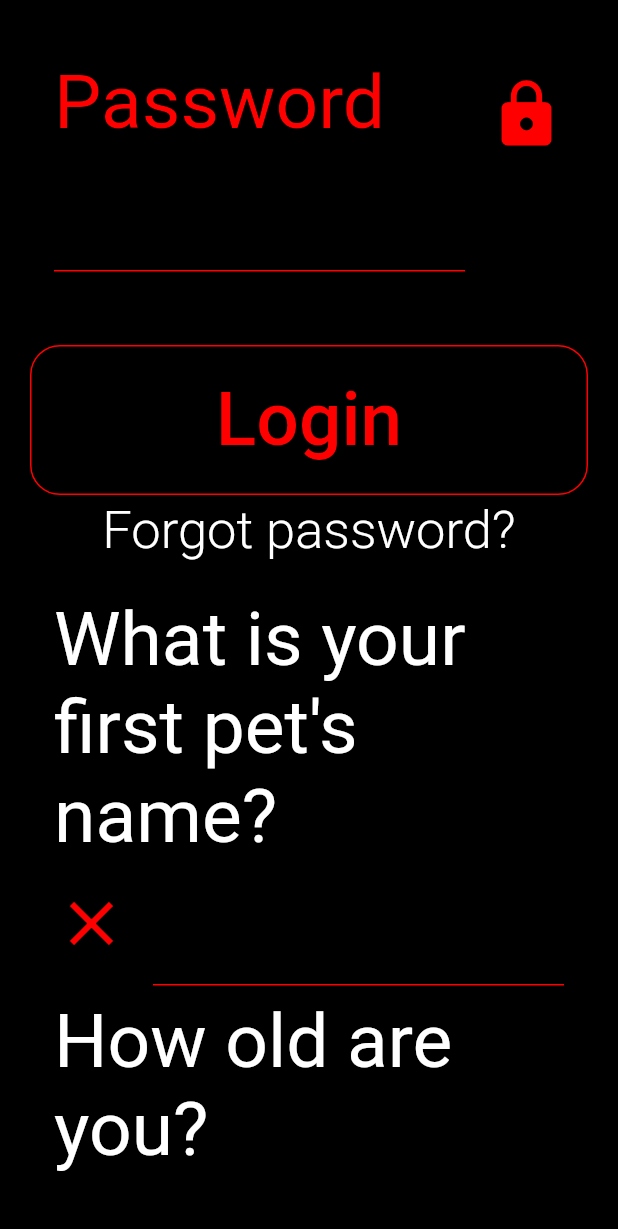
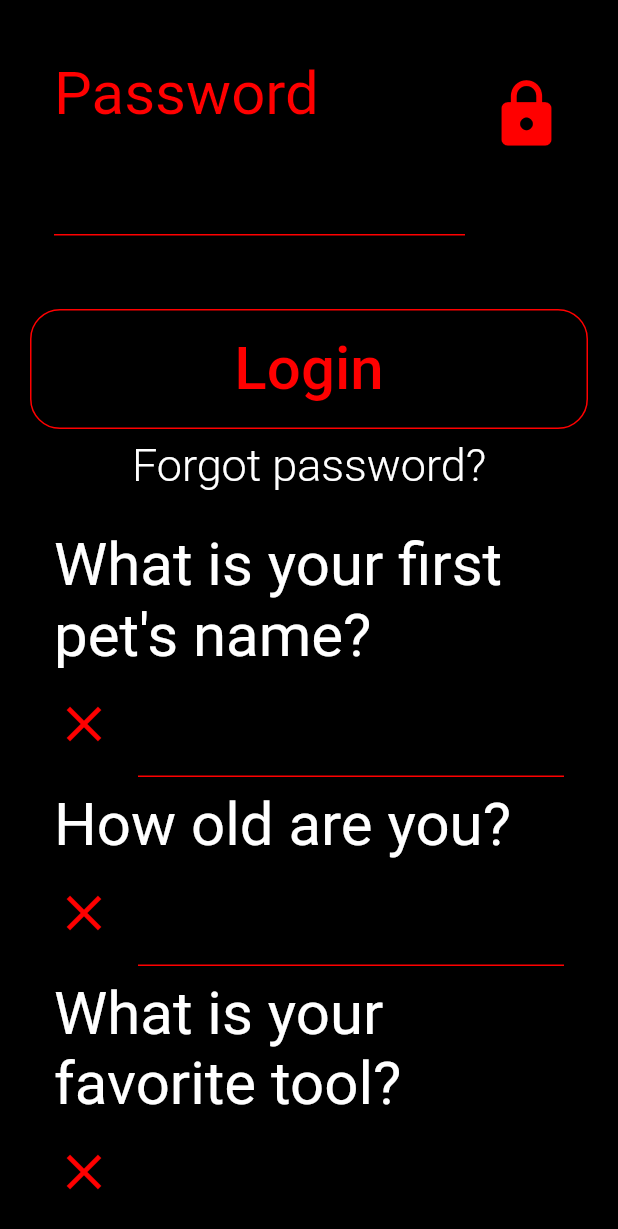
Before and after one commit to M2TMRN/esc_login, a Flutter app: the screen it shows after launch, after a tap on "Login", after a tap on "Forgot password?", on a phone screen of 412 x 824 dp. Shown: the top 1229 px of the screen. Run offline on Flutter 3.47's test engine with Material 2 defaults, Android fonts, the phone set to English and light mode, and no system bars; missing offline and left inert: hardware_buttons, qr_mobile_vision.

Commit message:
Style change

```diff
--- a/lib/ui/login_page.dart
+++ b/lib/ui/login_page.dart
@@ -105,14 +105,14 @@ class _LoginPageState extends State<LoginPage> {
     return Padding(
       padding: const EdgeInsets.fromLTRB(0.0, 15.0, 0.0, 0.0),
       child: ListTile(
-        title:
-            Text(PASSWORD, style: TextStyle(fontSize: 50.0, color: RED_COLOR)),
+        title: Text(PASSWORD,
+            style: TextStyle(fontSize: BIG_LETTERS_SIZE, color: RED_COLOR)),
         subtitle: TextFormField(
           maxLines: 1,
           obscureText: true,
           autofocus: false,
           cursorColor: RED_COLOR,
-          style: TextStyle(fontSize: 50.0),
+          style: TextStyle(fontSize: BIG_LETTERS_SIZE),
           decoration: _inputDecoration(RED_COLOR),
           controller: _passwordFormController,
           validator: (value) =>
@@ -146,7 +146,7 @@ class _LoginPageState extends State<LoginPage> {
     return Padding(
         padding: EdgeInsets.fromLTRB(0.0, 45.0, 0.0, 0.0),
         child: SizedBox(
-          height: 100.0,
+          height: BIG_LETTERS_SIZE * 2,
           width: double.infinity,
           child: RaisedButton(
               elevation: 5.0,
@@ -156,7 +156,8 @@ class _LoginPageState extends State<LoginPage> {
               color: BLACK_COLOR,
               child: Text('Login',
                   style: TextStyle(
-                      fontSize: 50.0, color: _color(_isLoginButtonEnabled))),
+                      fontSize: BIG_LETTERS_SIZE,
+                      color: _color(_isLoginButtonEnabled))),
               onPressed: () {
                 if (_isLoginButtonEnabled)
                   navigate(context, ScannerPage());
@@ -169,7 +170,8 @@ class _LoginPageState extends State<LoginPage> {
     return FlatButton(
       child: Text(FORGOT_PASSWORD,
           textAlign: TextAlign.right,
-          style: TextStyle(fontSize: 35.0, fontWeight: FontWeight.w300)),
+          style: TextStyle(
+              fontSize: MIDDLE_LETTERS_SIZE, fontWeight: FontWeight.w300)),
       onPressed: _changeFormToAlternative,
     );
   }
@@ -205,10 +207,10 @@ class _LoginPageState extends State<LoginPage> {
     return ListTile(
       title: Text(
         QUESTION[ind],
-        style: TextStyle(fontSize: 50),
+        style: TextStyle(fontSize: BIG_LETTERS_SIZE),
       ),
       subtitle: TextFormField(
-          style: TextStyle(fontSize: 50),
+          style: TextStyle(fontSize: BIG_LETTERS_SIZE),
           maxLines: 1,
           obscureText: false,
           autofocus: false,
@@ -230,8 +232,8 @@ class _LoginPageState extends State<LoginPage> {
 
   Widget _icon(bool correct) {
     return !correct
-        ? Icon(Icons.clear, color: RED_COLOR, size: 50,)
-        : Icon(Icons.check, color: GREEN_COLOR, size: 50,);
+        ? Icon(Icons.clear, color: RED_COLOR, size: BIG_LETTERS_SIZE)
+        : Icon(Icons.check, color: GREEN_COLOR, size: BIG_LETTERS_SIZE);
   }
 
   Color _color(bool correct) {
--- a/lib/ui/scanner_page.dart
+++ b/lib/ui/scanner_page.dart
@@ -60,11 +60,12 @@ class _ScannerPageState extends State<ScannerPage> {
                         )
                       : Center(child: Text("Camera inactive"))),
               Text(qr ?? " ",
-                  style: TextStyle(fontSize: 50.0, color: GREEN_COLOR)),
+                  style: TextStyle(
+                      fontSize: BIG_LETTERS_SIZE, color: GREEN_COLOR)),
               Padding(
                 padding: EdgeInsets.all(15),
                 child: SizedBox(
-                  height: 100.0,
+                  height: BIG_LETTERS_SIZE * 2,
                   width: double.infinity,
                   child: RaisedButton(
                       elevation: 5.0,
@@ -73,7 +74,8 @@ class _ScannerPageState extends State<ScannerPage> {
                           borderRadius: BorderRadius.circular(20.0)),
                       color: BLACK_COLOR,
                       child: Text('Scan',
-                          style: TextStyle(fontSize: 50.0, color: GREEN_COLOR)),
+                          style: TextStyle(
+                              fontSize: BIG_LETTERS_SIZE, color: GREEN_COLOR)),
                       onPressed: () {
                         setState(() {
                           camState = !camState;
--- a/lib/utils/app_colors.dart
+++ b/lib/utils/app_colors.dart
@@ -9,3 +9,7 @@ ButtonThemeData buttonThemeData = ButtonThemeData(
   buttonColor: BLACK_COLOR,
   shape: RoundedRectangleBorder(borderRadius: BorderRadius.circular(20.0)),
 );
+
+const BIG_LETTERS_SIZE = 40.0;
+const MIDDLE_LETTERS_SIZE = 30.0;
+const SMALL_LETTERS_SIZE = 20.0;
--- a/lib/utils/solution.dart
+++ b/lib/utils/solution.dart
@@ -1,4 +1,4 @@
-const List<String> ANSWER = ['oscar', '59', 'ax'];
+const List<String> ANSWER = ['oscar', '59', 'axe'];
 const List<String> QUESTION = [
   "What is your first pet's name?",
   'How old are you?',
--- a/pubspec.yaml
+++ b/pubspec.yaml
@@ -2,7 +2,7 @@ name: esc_login_game
 description: Esc.
 publish_to: 'none' # Remove this line if you wish to publish to pub.dev
 
-version: 1.0.0+1
+version: 1.0.0+2
 
 environment:
   sdk: ">=2.7.0 <3.0.0"
```
Also changed, not shown: 1 other file.
